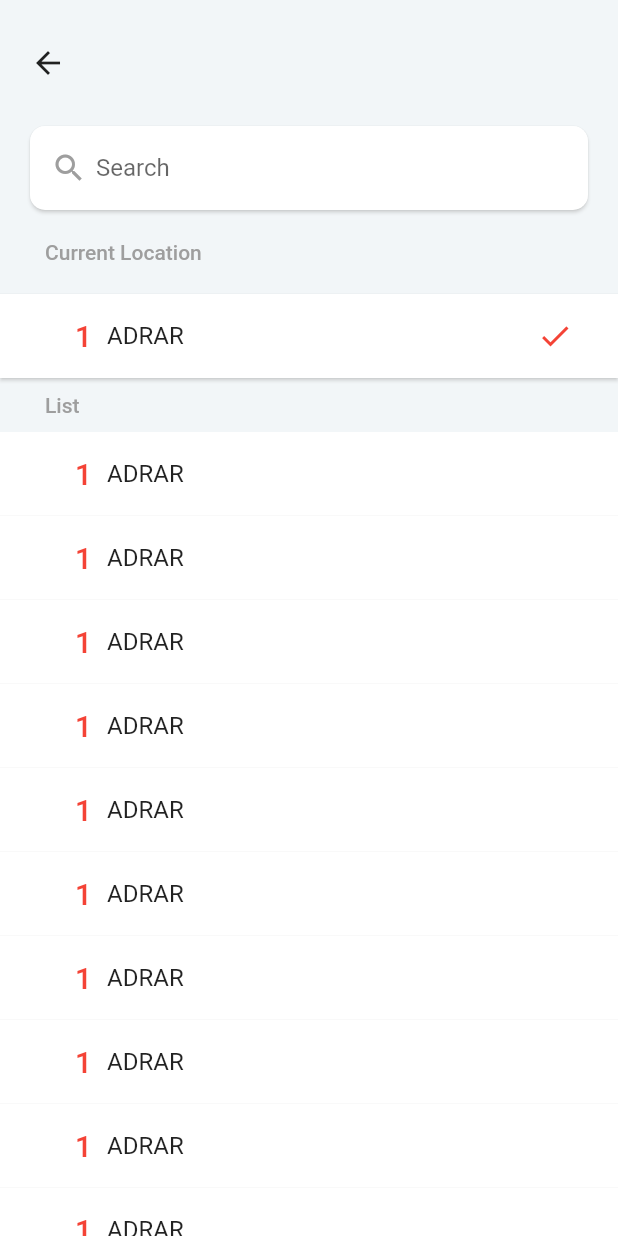
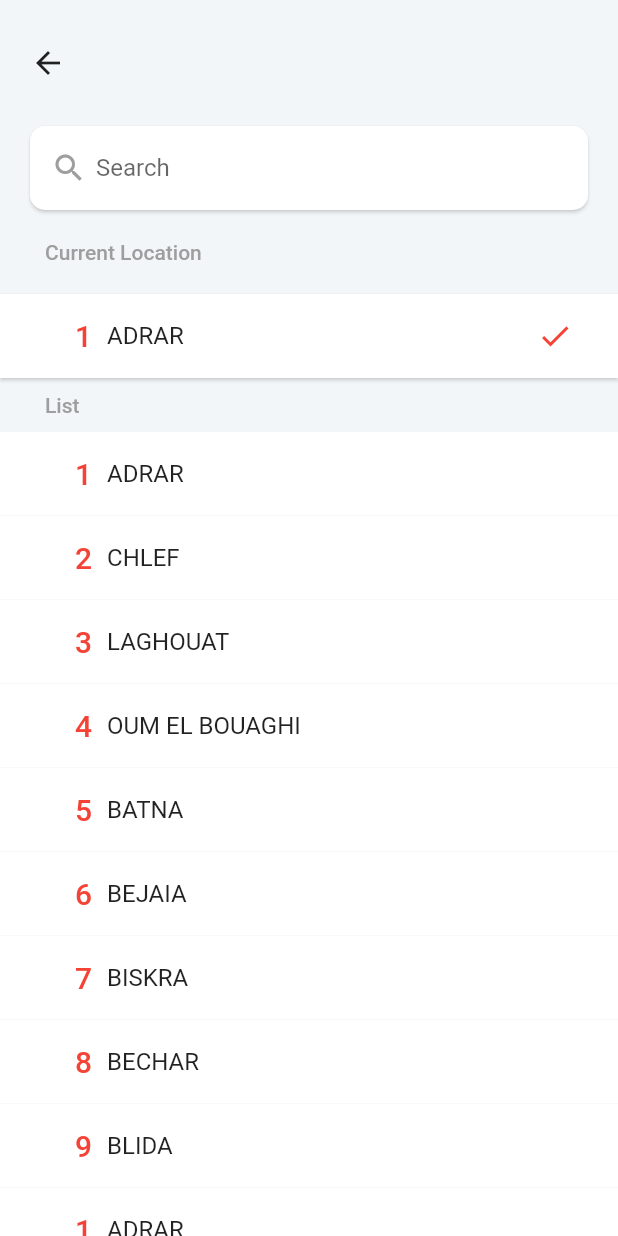
Before and after one commit to akram09/covidApp, a Flutter app: the SelectWilaya widget shown alone on an empty page, opened directly with sample values from the repository, on a phone screen of 412 x 824 dp. Run offline on Flutter 3.47's test engine with Material 2 defaults, Android fonts, the phone set to English and light mode, and no system bars; our stand-ins replace bloc, charts_flutter, dio, equatable, flutter_bloc, pretty_dio_logger.

Commit message:
add bloc for wilaya selection and fixed bug of the filtering

```diff
--- /dev/null
+++ b/lib/bloc/selected_wilaya_event.dart
@@ -0,0 +1,24 @@
+part of 'selected_wilaya_bloc.dart';
+
+abstract class SelectedWilayaEvent extends Equatable {
+  const SelectedWilayaEvent();
+
+}
+class WilayaTouched extends SelectedWilayaEvent{
+  final Wilaya wilaya ;
+
+  const WilayaTouched({this.wilaya});
+
+  @override
+  // TODO: implement props
+  List<Object> get props => [wilaya];
+}
+
+class WilayaFilter extends SelectedWilayaEvent{
+  final String query ;
+
+  const WilayaFilter({this.query});
+  @override
+  List<Object> get props => [query];
+
+}
--- /dev/null
+++ b/lib/bloc/selected_wilaya_state.dart
@@ -0,0 +1,11 @@
+part of 'selected_wilaya_bloc.dart';
+
+class SelectedWilayaState extends Equatable {
+  final Wilaya wilaya;
+  final List<Wilaya> wilayas;
+
+  const SelectedWilayaState( this.wilayas, [this.wilaya]);
+    @override
+  List<Object> get props => [wilaya, wilayas];
+
+}
--- a/lib/consts.dart
+++ b/lib/consts.dart
@@ -5,14 +5,14 @@ const MONTHS = <String>[
 ];
 const WILAYAS = <Wilaya>[
   Wilaya(name: "ADRAR", number: 1),
-  Wilaya(name: "ADRAR", number: 1),
-  Wilaya(name: "ADRAR", number: 1),
-  Wilaya(name: "ADRAR", number: 1),
-  Wilaya(name: "ADRAR", number: 1),
-  Wilaya(name: "ADRAR", number: 1),
-  Wilaya(name: "ADRAR", number: 1),
-  Wilaya(name: "ADRAR", number: 1),
-  Wilaya(name: "ADRAR", number: 1),
+  Wilaya(name: "CHLEF", number: 2),
+  Wilaya(name: "LAGHOUAT", number: 3),
+  Wilaya(name: "OUM EL BOUAGHI", number: 4),
+  Wilaya(name: "BATNA", number: 5),
+  Wilaya(name: "BEJAIA", number: 6),
+  Wilaya(name: "BISKRA", number: 7),
+  Wilaya(name: "BECHAR", number: 8),
+  Wilaya(name: "BLIDA", number: 9),
   Wilaya(name: "ADRAR", number: 1),
   Wilaya(name: "ADRAR", number: 1),
   Wilaya(name: "ADRAR", number: 1),
--- a/lib/screens/select_wilaya.dart
+++ b/lib/screens/select_wilaya.dart
@@ -1,6 +1,8 @@
+import 'package:covid_app/bloc/selected_wilaya_bloc.dart';
 import 'package:covid_app/consts.dart';
 import 'package:covid_app/models/wilaya.dart';
 import 'package:flutter/material.dart';
+import 'package:flutter_bloc/flutter_bloc.dart';
 class SelectWilaya extends StatefulWidget {
   final Wilaya wilaya;
 
@@ -12,48 +14,11 @@ class SelectWilaya extends StatefulWidget {
 
 class _SelectWilayaState extends State<SelectWilaya> {
   TextEditingController editingController = TextEditingController();
-  var  wilaya ;
-  var  wilayas = WILAYAS;
-
-  @override
-  void initState() {
-    wilaya = widget.wilaya;
-    super.initState();
-  }
 
 
-  void _filterSearch(String query){
-    if(query.isNotEmpty){
-      print("entered");
-      List<Wilaya> filteredData = List<Wilaya>();
-      WILAYAS.forEach((element) {
-        if(element.name.toLowerCase().contains(query.toLowerCase())){
-          filteredData.add(element);
-        }
-      });
-      print(filteredData.toString());
-      print("State =====");
-      this.setState(() {
-        wilayas.clear();
-        print(wilayas);
-        wilayas.addAll(filteredData);
-        print(wilayas);
-      });
-      print(wilayas);
-      return ;
-    }else{
-      setState(() {
-        wilayas.clear();
-        wilayas.addAll(WILAYAS);
-      });
-    }
-  }
-
-  Widget _wilayaWidget(Wilaya wilaya, bool done ){
+  Widget _wilayaWidget(Wilaya wilaya, bool done, BuildContext context  ){
     return GestureDetector(onTap: (){
-      setState(() {
-        this.wilaya = wilaya;
-      });
+      BlocProvider.of<SelectedWilayaBloc>(context).add(WilayaTouched(wilaya: wilaya));
     },
       child: Container(
               width: double.infinity,
@@ -89,15 +54,23 @@ class _SelectWilayaState extends State<SelectWilaya> {
 
   @override
   Widget build(BuildContext context) {
-    return
-    Container(color:Color.fromRGBO(242, 246, 248,1),
+    return BlocProvider(create: (context) {
+      return SelectedWilayaBloc(widget.wilaya);
+    },
+      child: BlocBuilder<SelectedWilayaBloc, SelectedWilayaState>(builder: (context, state) {
+        return  Container(color:Color.fromRGBO(242, 246, 248,1),
             child: SafeArea(
               child:Container(color: Color.fromRGBO(242, 246, 248,1),
                 child:
                   Column(children: <Widget>[
-            Container(child: Icon(Icons.arrow_back),
+                      GestureDetector(
+                          onTap: (){
+                            Navigator.pop(context, state.wilaya);
+                          },
+                          child: Container(child: Icon(Icons.arrow_back),
                               padding:EdgeInsets.symmetric(horizontal: 20, vertical: 30) ,
                             alignment: Alignment.topLeft,),
+                      ),
                       Container(
                         padding: EdgeInsets.symmetric(horizontal: 20),
                         width: double.infinity,
@@ -115,7 +88,7 @@ class _SelectWilayaState extends State<SelectWilaya> {
                                         padding: EdgeInsets.only(left: 6),
                                         child:TextField(
                                           onChanged: (value){
-                            _filterSearch(value);
+                                            BlocProvider.of<SelectedWilayaBloc>(context).add(WilayaFilter(query: value));
                                           },
                                           controller: editingController,
                                           decoration: InputDecoration(
@@ -131,7 +104,7 @@ class _SelectWilayaState extends State<SelectWilaya> {
                               ),
                             )
                       ),
-            wilaya!=null ?
+            state.wilaya!=null ?
             Container(
               child: Column(children: <Widget>[
                 Container(
@@ -139,7 +112,7 @@ class _SelectWilayaState extends State<SelectWilaya> {
                   alignment: Alignment.topLeft,
                   child: Text("Current Location",style: Theme.of(context).textTheme.bodyText1.apply(color: Colors.grey),),
                 ),
-                _wilayaWidget(wilaya, true)
+                _wilayaWidget(state.wilaya, true, context)
               ],)
             ):SizedBox(height: 20,),
             Container(
@@ -148,23 +121,23 @@ class _SelectWilayaState extends State<SelectWilaya> {
                   child: Text("List",style: Theme.of(context).textTheme.bodyText1.apply(color: Colors.grey),),
             ),
             Expanded(child: ListView.builder(
-                itemCount: wilayas.length,
+                itemCount: state.wilayas.length,
                 itemBuilder: (context, index){
-                  return _wilayaWidget(wilayas[index], false);
+                  return _wilayaWidget(state.wilayas[index], false, context);
                 },
               )
             )
 
 
-
-
-
           ],)
-
-
         ),
       )
       );
 
+
+      },)
+    );
+
+
   }
 }
```
Also changed, not shown: lib/bloc/selected_wilaya_bloc.dart (added, +43 -0 lines). Lines whose indentation alone changed are shown as unchanged.
